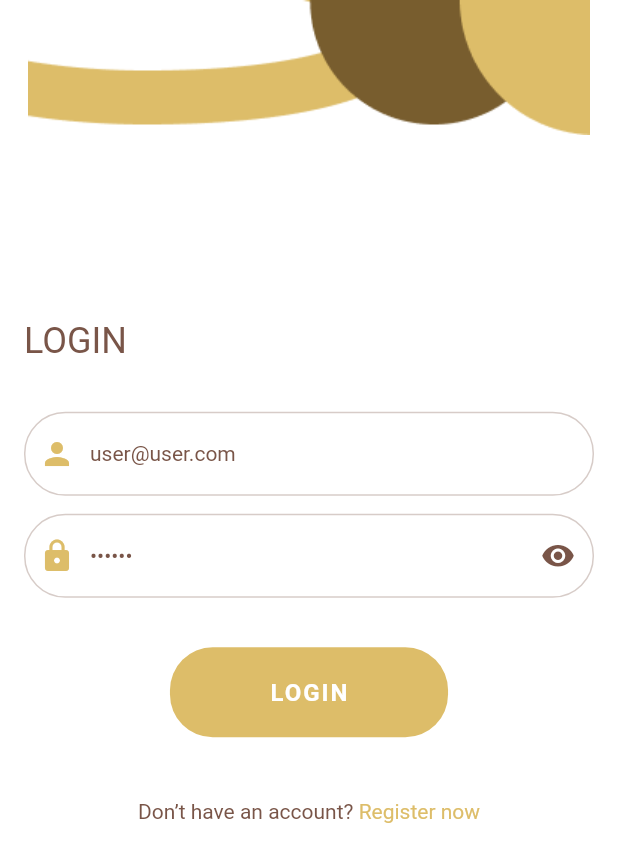
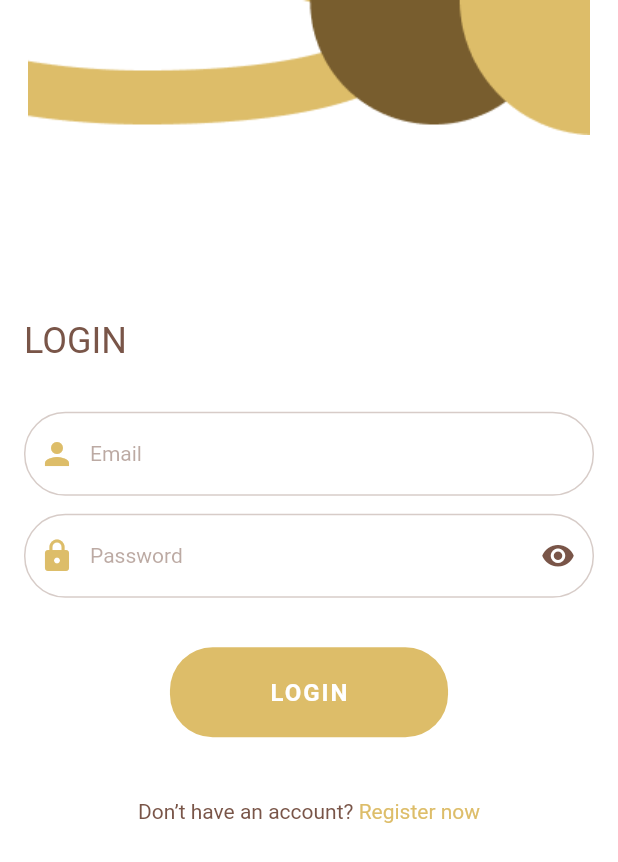
Before and after one commit to arslan9380/tajeer, a Flutter app: the screen it shows after launch, on a phone screen of 412 x 824 dp. Shown: the top 862 px of the screen. Run offline on Flutter 3.47's test engine with Material 2 defaults, Android fonts, the phone set to English and light mode, and no system bars; our stand-ins replace animated_bottom_navigation_bar, auto_size_text, cached_network_image, cloud_firestore, firebase_auth, firebase_core and 16 more; missing offline and left inert: barcode_scan2, date_range_picker, day_night_time_picker, stripe_payment; accounts and stored records are empty; Roboto replaces fonts that are missing (Adamina).

Commit message:
credential updated

```diff
--- a/lib/view/ui/login/login_view.dart
+++ b/lib/view/ui/login/login_view.dart
@@ -16,8 +16,8 @@ class LoginView extends StatefulWidget {
 }
 
 class _LoginViewState extends State<LoginView> {
-  TextEditingController emailCon = TextEditingController(text: "user@user.com");
-  TextEditingController passwordCon = TextEditingController(text: "123456");
+  TextEditingController emailCon = TextEditingController();
+  TextEditingController passwordCon = TextEditingController();
 
   @override
   Widget build(BuildContext context) {
```
Also changed, not shown: lib/services/payment_service.dart (+2 -10 lines), pubspec.lock.
